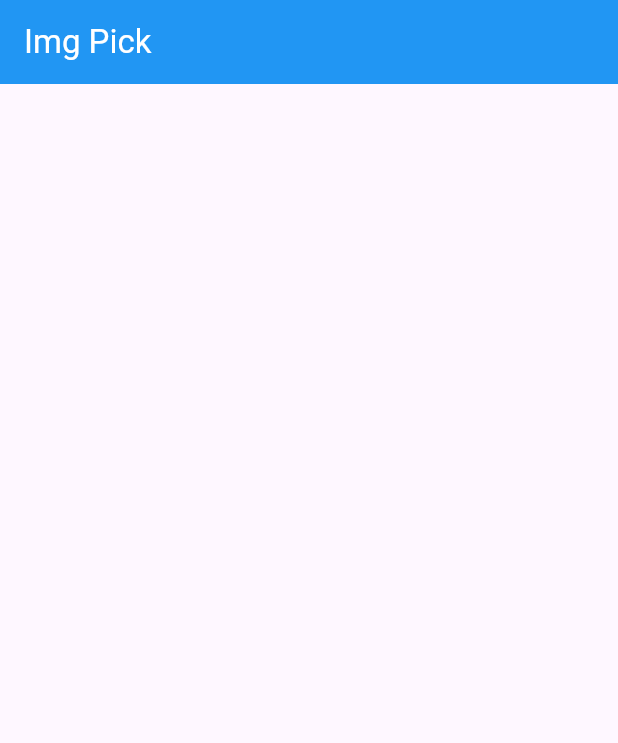
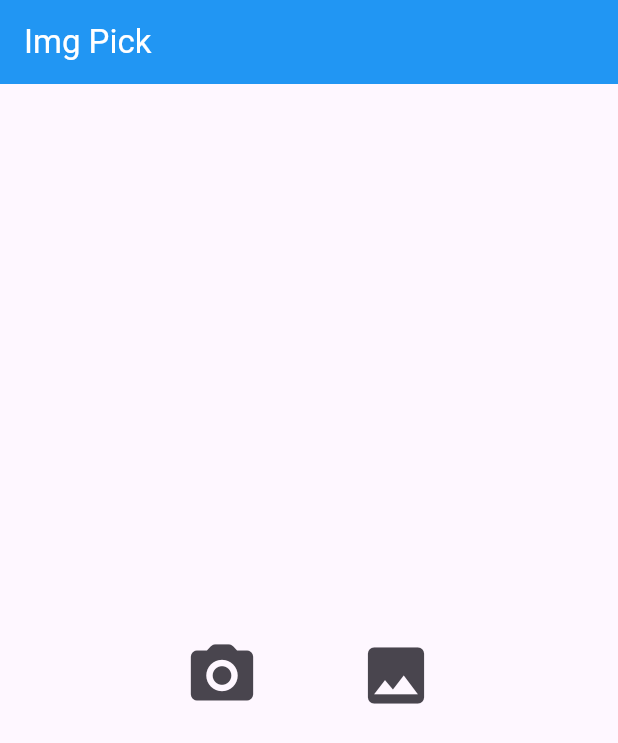
Before and after one commit to Adiikust/Bloc-Counter, a Flutter app: the screen it shows after launch, on a phone screen of 412 x 824 dp. Shown: the top 743 px of the screen. Run offline on Flutter 3.47's test engine with Material 3 defaults, Android fonts, the phone set to English and light mode, and no system bars; our stand-ins replace bloc, equatable, flutter_bloc, image_picker.

Commit message:
img pick from camera and gallery commit

```diff
--- /dev/null
+++ b/lib/bloc/image/image_bloc.dart
@@ -0,0 +1,26 @@
+import 'package:bloc/bloc.dart';
+import 'package:bloc_counter/bloc/image/image_event.dart';
+import 'package:bloc_counter/bloc/image/image_state.dart';
+import 'package:bloc_counter/utils/image_pick_utils.dart';
+import 'package:image_picker/image_picker.dart';
+
+class ImageBloc extends Bloc<ImageEvent, ImageState> {
+  final ImagePickUtils imagePickUtils;
+
+  ImageBloc(this.imagePickUtils) : super(const ImageState()) {
+    on<CameraImgPick>(cameraImagePick);
+    on<GalleryImgPick>(galleryImagePick);
+  }
+
+  Future<void> cameraImagePick(
+      CameraImgPick event, Emitter<ImageState> emit) async {
+    XFile? file = await imagePickUtils.cameraImage();
+    emit(state.copyWith(imgFile: file));
+  }
+
+  Future<void> galleryImagePick(
+      GalleryImgPick event, Emitter<ImageState> emit) async {
+    XFile? file = await imagePickUtils.galleryImage();
+    emit(state.copyWith(imgFile: file));
+  }
+}
--- /dev/null
+++ b/lib/bloc/image/image_event.dart
@@ -0,0 +1,11 @@
+import 'package:equatable/equatable.dart';
+
+abstract class ImageEvent extends Equatable {
+  const ImageEvent();
+  @override
+  List<Object?> get props => [];
+}
+
+class CameraImgPick extends ImageEvent {}
+
+class GalleryImgPick extends ImageEvent {}
--- /dev/null
+++ b/lib/bloc/image/image_state.dart
@@ -0,0 +1,15 @@
+import 'package:equatable/equatable.dart';
+import 'package:image_picker/image_picker.dart';
+
+class ImageState extends Equatable {
+  final XFile? file;
+
+  const ImageState({this.file});
+
+  ImageState copyWith({XFile? imgFile}) {
+    return ImageState(file: imgFile ?? file);
+  }
+
+  @override
+  List<Object?> get props => [file];
+}
--- a/lib/main.dart
+++ b/lib/main.dart
@@ -1,5 +1,7 @@
 import 'package:bloc_counter/bloc/counter/counter_bloc.dart';
+import 'package:bloc_counter/bloc/image/image_bloc.dart';
 import 'package:bloc_counter/bloc/switch/switch_bloc.dart';
+import 'package:bloc_counter/utils/image_pick_utils.dart';
 import 'package:bloc_counter/view/imgpick_view.dart';
 import 'package:flutter/material.dart';
 import 'package:flutter_bloc/flutter_bloc.dart';
@@ -18,6 +20,7 @@ class MyApp extends StatelessWidget {
       providers: [
         BlocProvider<CounterBloc>(create: (_) => CounterBloc()),
         BlocProvider<SwitchBloc>(create: (_) => SwitchBloc()),
+        BlocProvider<ImageBloc>(create: (_) => ImageBloc(ImagePickUtils())),
       ],
       child: MaterialApp(
         debugShowCheckedModeBanner: false,
--- /dev/null
+++ b/lib/utils/image_pick_utils.dart
@@ -0,0 +1,15 @@
+import 'package:image_picker/image_picker.dart';
+
+class ImagePickUtils {
+  final ImagePicker picker = ImagePicker();
+
+  Future<XFile?> cameraImage() async {
+    final XFile? photo = await picker.pickImage(source: ImageSource.camera);
+    return photo;
+  }
+
+  Future<XFile?> galleryImage() async {
+    final XFile? photo = await picker.pickImage(source: ImageSource.gallery);
+    return photo;
+  }
+}
--- a/lib/view/imgpick_view.dart
+++ b/lib/view/imgpick_view.dart
@@ -1,6 +1,7 @@
-import 'package:bloc_counter/bloc/counter/counter_bloc.dart';
-import 'package:bloc_counter/bloc/counter/counter_event.dart';
-import 'package:bloc_counter/bloc/counter/counter_state.dart';
+import 'dart:io';
+import 'package:bloc_counter/bloc/image/image_bloc.dart';
+import 'package:bloc_counter/bloc/image/image_event.dart';
+import 'package:bloc_counter/bloc/image/image_state.dart';
 import 'package:flutter/material.dart';
 import 'package:flutter_bloc/flutter_bloc.dart';
 
@@ -16,7 +17,41 @@ class ImgPickView extends StatelessWidget {
       body: Column(
         mainAxisAlignment: MainAxisAlignment.center,
         crossAxisAlignment: CrossAxisAlignment.center,
-        children: [],
+        children: [
+          BlocBuilder<ImageBloc, ImageState>(
+            builder: (context, state) {
+              // print("Image ${state.file?.path.split("/").last}");
+              return state.file == null
+                  ? const SizedBox.shrink()
+                  : Image.file(File(state.file?.path ?? ""));
+            },
+          ),
+          const SizedBox(height: 20),
+          Row(
+            mainAxisAlignment: MainAxisAlignment.center,
+            children: [
+              IconButton(
+                onPressed: () {
+                  context.read<ImageBloc>().add(CameraImgPick());
+                },
+                icon: const Icon(
+                  Icons.camera_alt_rounded,
+                  size: 50,
+                ),
+              ),
+              const SizedBox(width: 50),
+              IconButton(
+                onPressed: () {
+                  context.read<ImageBloc>().add(GalleryImgPick());
+                },
+                icon: const Icon(
+                  Icons.image,
+                  size: 50,
+                ),
+              ),
+            ],
+          )
+        ],
       ),
     );
   }
--- a/pubspec.yaml
+++ b/pubspec.yaml
@@ -38,6 +38,7 @@ dependencies:
   bloc: ^8.1.4
   flutter_bloc: ^8.1.5
   equatable: ^2.0.5
+  image_picker: ^1.1.0
 
 dev_dependencies:
   flutter_test:
```
Also changed, not shown: pubspec.lock, 1 other file.
